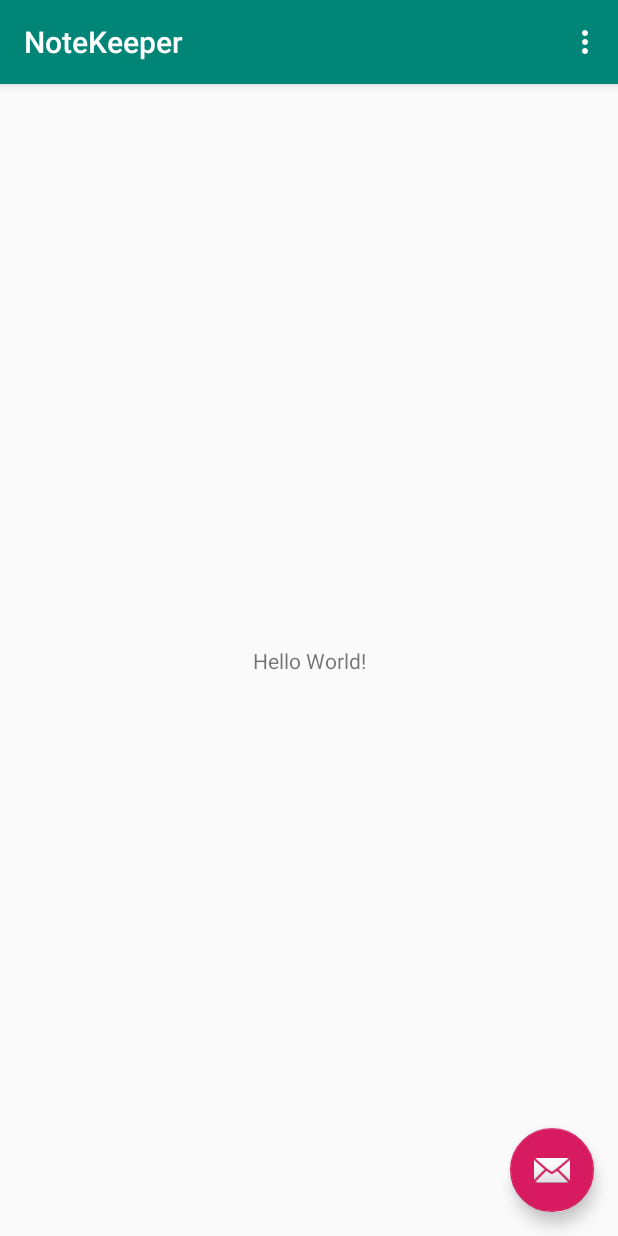
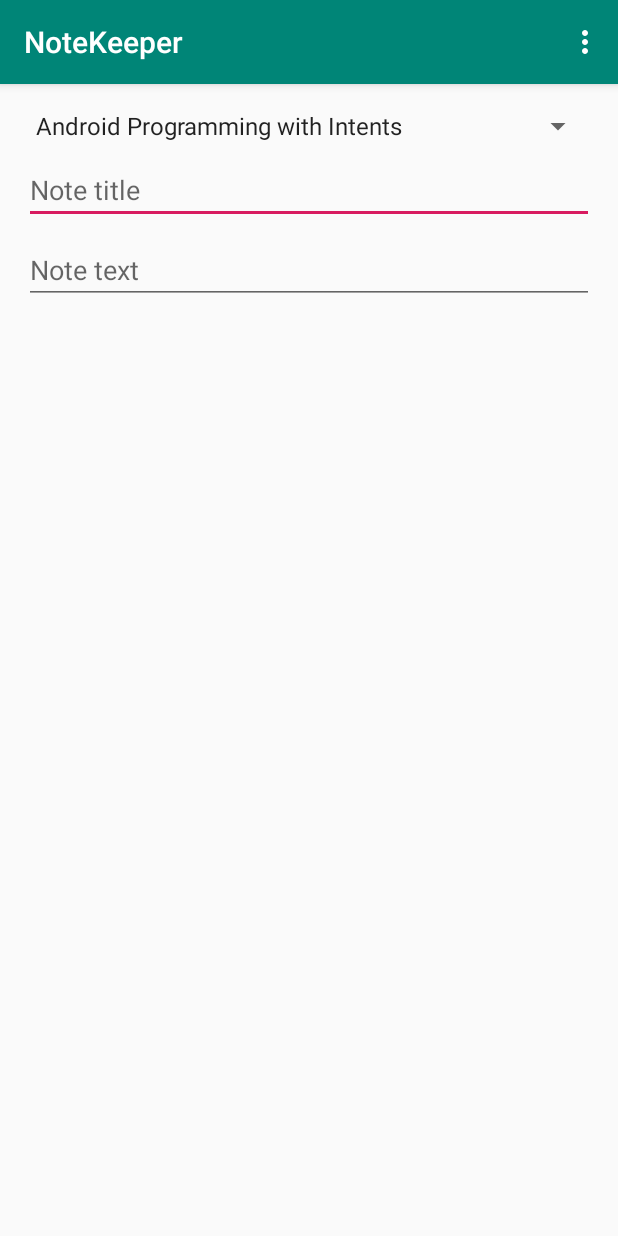
Before and after one commit to SpheleleZondo86/NoteKeeper, an Android app: the screen it shows after launch (MainActivity before the commit, NoteActivity after it), on a phone screen of 412 x 824 dp. Run offline under Robolectric (Android 15) with nearby library versions, the phone set to English and light mode, and no system bars.

Commit message:
Add UI components and code, spinner and text input

```diff
--- a/app/src/main/AndroidManifest.xml
+++ b/app/src/main/AndroidManifest.xml
@@ -10,7 +10,7 @@
         android:supportsRtl="true"
         android:theme="@style/AppTheme">
         <activity
-            android:name=".MainActivity"
+            android:name=".NoteActivity"
             android:label="@string/app_name"
             android:theme="@style/AppTheme.NoActionBar">
             <intent-filter>
--- /dev/null
+++ b/app/src/main/java/com/example/notekeeper/CourseInfo.java
@@ -0,0 +1,79 @@
+package com.example.notekeeper;
+
+import android.database.Cursor;
+import android.os.Parcel;
+import android.os.Parcelable;
+
+import java.util.ArrayList;
+import java.util.List;
+/**
+ * Created by Jim.
+ */
+
+public final class CourseInfo {
+    private final String mCourseId;
+    private final String mTitle;
+    private final List<ModuleInfo> mModules;
+
+    public CourseInfo(String courseId, String title, List<ModuleInfo> modules) {
+        mCourseId = courseId;
+        mTitle = title;
+        mModules = modules;
+    }
+
+    public String getCourseId() {
+        return mCourseId;
+    }
+
+    public String getTitle() {
+        return mTitle;
+    }
+
+    public List<ModuleInfo> getModules() {
+        return mModules;
+    }
+
+    public boolean[] getModulesCompletionStatus() {
+        boolean[] status = new boolean[mModules.size()];
+
+        for(int i=0; i < mModules.size(); i++)
+            status[i] = mModules.get(i).isComplete();
+
+        return status;
+    }
+
+    public void setModulesCompletionStatus(boolean[] status) {
+        for(int i=0; i < mModules.size(); i++)
+            mModules.get(i).setComplete(status[i]);
+    }
+
+    public ModuleInfo getModule(String moduleId) {
+        for(ModuleInfo moduleInfo: mModules) {
+            if(moduleId.equals(moduleInfo.getModuleId()))
+                return moduleInfo;
+        }
+        return null;
+    }
+
+    @Override
+    public String toString() {
+        return mTitle;
+    }
+
+    @Override
+    public boolean equals(Object o) {
+        if (this == o) return true;
+        if (o == null || getClass() != o.getClass()) return false;
+
+        CourseInfo that = (CourseInfo) o;
+
+        return mCourseId.equals(that.mCourseId);
+
+    }
+
+    @Override
+    public int hashCode() {
+        return mCourseId.hashCode();
+    }
+
+}
--- /dev/null
+++ b/app/src/main/java/com/example/notekeeper/DataManager.java
@@ -0,0 +1,198 @@
+package com.example.notekeeper;
+
+import java.util.ArrayList;
+import java.util.List;
+
+/**
+ * Created by Jim.
+ */
+
+public class DataManager {
+    private static DataManager ourInstance = null;
+
+    private List<CourseInfo> mCourses = new ArrayList<>();
+    private List<NoteInfo> mNotes = new ArrayList<>();
+
+    public static DataManager getInstance() {
+        if(ourInstance == null) {
+            ourInstance = new DataManager();
+            ourInstance.initializeCourses();
+            ourInstance.initializeExampleNotes();
+        }
+        return ourInstance;
+    }
+
+    public String getCurrentUserName() {
+        return "Jim Wilson";
+    }
+
+    public String getCurrentUserEmail() {
+        return "jimw@jwhh.com";
+    }
+
+    public List<NoteInfo> getNotes() {
+        return mNotes;
+    }
+
+    public int createNewNote() {
+        NoteInfo note = new NoteInfo(null, null, null);
+        mNotes.add(note);
+        return mNotes.size() - 1;
+    }
+
+    public int findNote(NoteInfo note) {
+        for(int index = 0; index < mNotes.size(); index++) {
+            if(note.equals(mNotes.get(index)))
+                return index;
+        }
+
+        return -1;
+    }
+
+    public void removeNote(int index) {
+        mNotes.remove(index);
+    }
+
+    public List<CourseInfo> getCourses() {
+        return mCourses;
+    }
+
+    public CourseInfo getCourse(String id) {
+        for (CourseInfo course : mCourses) {
+            if (id.equals(course.getCourseId()))
+                return course;
+        }
+        return null;
+    }
+
+    public List<NoteInfo> getNotes(CourseInfo course) {
+        ArrayList<NoteInfo> notes = new ArrayList<>();
+        for(NoteInfo note:mNotes) {
+            if(course.equals(note.getCourse()))
+                notes.add(note);
+        }
+        return notes;
+    }
+
+    public int getNoteCount(CourseInfo course) {
+        int count = 0;
+        for(NoteInfo note:mNotes) {
+            if(course.equals(note.getCourse()))
+                count++;
+        }
+        return count;
+    }
+
+    private DataManager() {
+    }
+
+    //region Initialization code
+
+    private void initializeCourses() {
+        mCourses.add(initializeCourse1());
+        mCourses.add(initializeCourse2());
+        mCourses.add(initializeCourse3());
+        mCourses.add(initializeCourse4());
+    }
+
+    public void initializeExampleNotes() {
+        final DataManager dm = getInstance();
+
+        CourseInfo course = dm.getCourse("android_intents");
+        course.getModule("android_intents_m01").setComplete(true);
+        course.getModule("android_intents_m02").setComplete(true);
+        course.getModule("android_intents_m03").setComplete(true);
+        mNotes.add(new NoteInfo(course, "Dynamic intent resolution",
+                "Wow, intents allow components to be resolved at runtime"));
+        mNotes.add(new NoteInfo(course, "Delegating intents",
+                "PendingIntents are powerful; they delegate much more than just a component invocation"));
+
+        course = dm.getCourse("android_async");
+        course.getModule("android_async_m01").setComplete(true);
+        course.getModule("android_async_m02").setComplete(true);
+        mNotes.add(new NoteInfo(course, "Service default threads",
+                "Did you know that by default an Android Service will tie up the UI thread?"));
+        mNotes.add(new NoteInfo(course, "Long running operations",
+                "Foreground Services can be tied to a notification icon"));
+
+        course = dm.getCourse("java_lang");
+        course.getModule("java_lang_m01").setComplete(true);
+        course.getModule("java_lang_m02").setComplete(true);
+        course.getModule("java_lang_m03").setComplete(true);
+        course.getModule("java_lang_m04").setComplete(true);
+        course.getModule("java_lang_m05").setComplete(true);
+        course.getModule("java_lang_m06").setComplete(true);
+        course.getModule("java_lang_m07").setComplete(true);
+        mNotes.add(new NoteInfo(course, "Parameters",
+                "Leverage variable-length parameter lists"));
+        mNotes.add(new NoteInfo(course, "Anonymous classes",
+                "Anonymous classes simplify implementing one-use types"));
+
+        course = dm.getCourse("java_core");
+        course.getModule("java_core_m01").setComplete(true);
+        course.getModule("java_core_m02").setComplete(true);
+        course.getModule("java_core_m03").setComplete(true);
+        mNotes.add(new NoteInfo(course, "Compiler options",
+                "The -jar option isn't compatible with with the -cp option"));
+        mNotes.add(new NoteInfo(course, "Serialization",
+                "Remember to include SerialVersionUID to assure version compatibility"));
+    }
+
+    private CourseInfo initializeCourse1() {
+        List<ModuleInfo> modules = new ArrayList<>();
+        modules.add(new ModuleInfo("android_intents_m01", "Android Late Binding and Intents"));
+        modules.add(new ModuleInfo("android_intents_m02", "Component activation with intents"));
+        modules.add(new ModuleInfo("android_intents_m03", "Delegation and Callbacks through PendingIntents"));
+        modules.add(new ModuleInfo("android_intents_m04", "IntentFilter data tests"));
+        modules.add(new ModuleInfo("android_intents_m05", "Working with Platform Features Through Intents"));
+
+        return new CourseInfo("android_intents", "Android Programming with Intents", modules);
+    }
+
+    private CourseInfo initializeCourse2() {
+        List<ModuleInfo> modules = new ArrayList<>();
+        modules.add(new ModuleInfo("android_async_m01", "Challenges to a responsive user experience"));
+        modules.add(new ModuleInfo("android_async_m02", "Implementing long-running operations as a service"));
+        modules.add(new ModuleInfo("android_async_m03", "Service lifecycle management"));
+        modules.add(new ModuleInfo("android_async_m04", "Interacting with services"));
+
+        return new CourseInfo("android_async", "Android Async Programming and Services", modules);
+    }
+
+    private CourseInfo initializeCourse3() {
+        List<ModuleInfo> modules = new ArrayList<>();
+        modules.add(new ModuleInfo("java_lang_m01", "Introduction and Setting up Your Environment"));
+        modules.add(new ModuleInfo("java_lang_m02", "Creating a Simple App"));
+        modules.add(new ModuleInfo("java_lang_m03", "Variables, Data Types, and Math Operators"));
+        modules.add(new ModuleInfo("java_lang_m04", "Conditional Logic, Looping, and Arrays"));
+        modules.add(new ModuleInfo("java_lang_m05", "Representing Complex Types with Classes"));
+        modules.add(new ModuleInfo("java_lang_m06", "Class Initializers and Constructors"));
+        modules.add(new ModuleInfo("java_lang_m07", "A Closer Look at Parameters"));
+        modules.add(new ModuleInfo("java_lang_m08", "Class Inheritance"));
+        modules.add(new ModuleInfo("java_lang_m09", "More About Data Types"));
+        modules.add(new ModuleInfo("java_lang_m10", "Exceptions and Error Handling"));
+        modules.add(new ModuleInfo("java_lang_m11", "Working with Packages"));
+        modules.add(new ModuleInfo("java_lang_m12", "Creating Abstract Relationships with Interfaces"));
+        modules.add(new ModuleInfo("java_lang_m13", "Static Members, Nested Types, and Anonymous Classes"));
+
+        return new CourseInfo("java_lang", "Java Fundamentals: The Java Language", modules);
+    }
+
+    private CourseInfo initializeCourse4() {
+        List<ModuleInfo> modules = new ArrayList<>();
+        modules.add(new ModuleInfo("java_core_m01", "Introduction"));
+        modules.add(new ModuleInfo("java_core_m02", "Input and Output with Streams and Files"));
+        modules.add(new ModuleInfo("java_core_m03", "String Formatting and Regular Expressions"));
+        modules.add(new ModuleInfo("java_core_m04", "Working with Collections"));
+        modules.add(new ModuleInfo("java_core_m05", "Controlling App Execution and Environment"));
+        modules.add(new ModuleInfo("java_core_m06", "Capturing Application Activity with the Java Log System"));
+        modules.add(new ModuleInfo("java_core_m07", "Multithreading and Concurrency"));
+        modules.add(new ModuleInfo("java_core_m08", "Runtime Type Information and Reflection"));
+        modules.add(new ModuleInfo("java_core_m09", "Adding Type Metadata with Annotations"));
+        modules.add(new ModuleInfo("java_core_m10", "Persisting Objects with Serialization"));
+
+        return new CourseInfo("java_core", "Java Fundamentals: The Core Platform", modules);
+    }
+    //endregion
+
+}
--- /dev/null
+++ b/app/src/main/java/com/example/notekeeper/ModuleInfo.java
@@ -0,0 +1,61 @@
+package com.example.notekeeper;
+
+import android.os.Parcel;
+import android.os.Parcelable;
+
+/**
+ * Created by Jim.
+ */
+
+public final class ModuleInfo {
+    private final String mModuleId;
+    private final String mTitle;
+    private boolean mIsComplete = false;
+
+    public ModuleInfo(String moduleId, String title) {
+        this(moduleId, title, false);
+    }
+
+    public ModuleInfo(String moduleId, String title, boolean isComplete) {
+        mModuleId = moduleId;
+        mTitle = title;
+        mIsComplete = isComplete;
+    }
+
+    public String getModuleId() {
+        return mModuleId;
+    }
+
+    public String getTitle() {
+        return mTitle;
+    }
+
+    public boolean isComplete() {
+        return mIsComplete;
+    }
+
+    public void setComplete(boolean complete) {
+        mIsComplete = complete;
+    }
+
+    @Override
+    public String toString() {
+        return mTitle;
+    }
+
+    @Override
+    public boolean equals(Object o) {
+        if (this == o) return true;
+        if (o == null || getClass() != o.getClass()) return false;
+
+        ModuleInfo that = (ModuleInfo) o;
+
+        return mModuleId.equals(that.mModuleId);
+    }
+
+    @Override
+    public int hashCode() {
+        return mModuleId.hashCode();
+    }
+
+}
--- a/app/src/main/java/com/example/notekeeper/MainActivity.java
+++ b/app/src/main/java/com/example/notekeeper/NoteActivity.java
@@ -8,8 +8,11 @@ import android.support.v7.widget.Toolbar;
 import android.view.View;
 import android.view.Menu;
 import android.view.MenuItem;
+import android.widget.ArrayAdapter;
+import android.widget.Spinner;
+import java.util.List;
 
-public class MainActivity extends AppCompatActivity {
+public class NoteActivity extends AppCompatActivity {
 
     @Override
     protected void onCreate(Bundle savedInstanceState) {
@@ -17,15 +20,11 @@ public class MainActivity extends AppCompatActivity {
         setContentView(R.layout.activity_main);
         Toolbar toolbar = findViewById(R.id.toolbar);
         setSupportActionBar(toolbar);
-
-        FloatingActionButton fab = findViewById(R.id.fab);
-        fab.setOnClickListener(new View.OnClickListener() {
-            @Override
-            public void onClick(View view) {
-                Snackbar.make(view, "Replace with your own action", Snackbar.LENGTH_LONG)
-                        .setAction("Action", null).show();
-            }
-        });
+        Spinner spinnerCourses = findViewById(R.id.spinner_courses);
+        List<CourseInfo> courses = DataManager.getInstance().getCourses();
+        ArrayAdapter<CourseInfo> adapter = new ArrayAdapter<>(this, android.R.layout.simple_spinner_item, courses);
+        adapter.setDropDownViewResource(android.R.layout.simple_spinner_dropdown_item);
+        spinnerCourses.setAdapter(adapter);
     }
 
     @Override
--- /dev/null
+++ b/app/src/main/java/com/example/notekeeper/NoteInfo.java
@@ -0,0 +1,69 @@
+package com.example.notekeeper;
+
+import android.os.Parcel;
+import android.os.Parcelable;
+
+/**
+ * Created by Jim.
+ */
+
+public final class NoteInfo {
+    private CourseInfo mCourse;
+    private String mTitle;
+    private String mText;
+
+    public NoteInfo(CourseInfo course, String title, String text) {
+        mCourse = course;
+        mTitle = title;
+        mText = text;
+    }
+
+    public CourseInfo getCourse() {
+        return mCourse;
+    }
+
+    public void setCourse(CourseInfo course) {
+        mCourse = course;
+    }
+
+    public String getTitle() {
+        return mTitle;
+    }
+
+    public void setTitle(String title) {
+        mTitle = title;
+    }
+
+    public String getText() {
+        return mText;
+    }
+
+    public void setText(String text) {
+        mText = text;
+    }
+
+    private String getCompareKey() {
+        return mCourse.getCourseId() + "|" + mTitle + "|" + mText;
+    }
+
+    @Override
+    public boolean equals(Object o) {
+        if (this == o) return true;
+        if (o == null || getClass() != o.getClass()) return false;
+
+        NoteInfo that = (NoteInfo) o;
+
+        return getCompareKey().equals(that.getCompareKey());
+    }
+
+    @Override
+    public int hashCode() {
+        return getCompareKey().hashCode();
+    }
+
+    @Override
+    public String toString() {
+        return getCompareKey();
+    }
+
+}
--- a/app/src/main/res/layout/activity_main.xml
+++ b/app/src/main/res/layout/activity_main.xml
@@ -4,7 +4,7 @@
     xmlns:tools="http://schemas.android.com/tools"
     android:layout_width="match_parent"
     android:layout_height="match_parent"
-    tools:context=".MainActivity">
+    tools:context=".NoteActivity">
 
     <android.support.design.widget.AppBarLayout
         android:layout_width="match_parent"
@@ -22,12 +22,4 @@
 
     <include layout="@layout/content_main" />
 
-    <android.support.design.widget.FloatingActionButton
-        android:id="@+id/fab"
-        android:layout_width="wrap_content"
-        android:layout_height="wrap_content"
-        android:layout_gravity="bottom|end"
-        android:layout_margin="@dimen/fab_margin"
-        app:srcCompat="@android:drawable/ic_dialog_email" />
-
 </android.support.design.widget.CoordinatorLayout>
--- a/app/src/main/res/layout/content_main.xml
+++ b/app/src/main/res/layout/content_main.xml
@@ -5,16 +5,50 @@
     android:layout_width="match_parent"
     android:layout_height="match_parent"
     app:layout_behavior="@string/appbar_scrolling_view_behavior"
-    tools:context=".MainActivity"
+    tools:context=".NoteActivity"
     tools:showIn="@layout/activity_main">
 
-    <TextView
-        android:layout_width="wrap_content"
+    <Spinner
+        android:id="@+id/spinner_courses"
+        android:layout_width="0dp"
         android:layout_height="wrap_content"
-        android:text="Hello World!"
-        app:layout_constraintBottom_toBottomOf="parent"
-        app:layout_constraintLeft_toLeftOf="parent"
-        app:layout_constraintRight_toRightOf="parent"
+        android:layout_marginStart="16dp"
+        android:layout_marginLeft="16dp"
+        android:layout_marginTop="16dp"
+        android:layout_marginEnd="16dp"
+        android:layout_marginRight="16dp"
+        app:layout_constraintEnd_toEndOf="parent"
+        app:layout_constraintStart_toStartOf="parent"
         app:layout_constraintTop_toTopOf="parent" />
 
+    <EditText
+        android:id="@+id/text_note_title"
+        android:layout_width="0dp"
+        android:layout_height="wrap_content"
+        android:layout_marginTop="8dp"
+        android:autofillHints=""
+        android:ems="10"
+        android:gravity="start|top"
+        android:hint="@string/note_title"
+        android:inputType="textMultiLine"
+        app:layout_constraintEnd_toEndOf="@+id/spinner_courses"
+        app:layout_constraintHorizontal_bias="0.0"
+        app:layout_constraintStart_toStartOf="@+id/spinner_courses"
+        app:layout_constraintTop_toBottomOf="@+id/spinner_courses"
+        tools:targetApi="o" />
+
+    <EditText
+        android:id="@+id/text_note_text"
+        android:layout_width="0dp"
+        android:layout_height="wrap_content"
+        android:layout_marginTop="8dp"
+        android:autofillHints=""
+        android:ems="10"
+        android:gravity="start|top"
+        android:hint="@string/note_text"
+        android:inputType="textMultiLine"
+        app:layout_constraintEnd_toEndOf="@+id/text_note_title"
+        app:layout_constraintStart_toStartOf="@+id/text_note_title"
+        app:layout_constraintTop_toBottomOf="@+id/text_note_title"
+        tools:targetApi="o" />
 </android.support.constraint.ConstraintLayout>
--- a/app/src/main/res/menu/menu_main.xml
+++ b/app/src/main/res/menu/menu_main.xml
@@ -1,7 +1,7 @@
 <menu xmlns:android="http://schemas.android.com/apk/res/android"
     xmlns:app="http://schemas.android.com/apk/res-auto"
     xmlns:tools="http://schemas.android.com/tools"
-    tools:context="com.example.notekeeper.MainActivity">
+    tools:context="com.example.notekeeper.NoteActivity">
     <item
         android:id="@+id/action_settings"
         android:orderInCategory="100"
--- a/app/src/main/res/values/strings.xml
+++ b/app/src/main/res/values/strings.xml
@@ -1,4 +1,6 @@
 <resources>
     <string name="app_name">NoteKeeper</string>
     <string name="action_settings">Settings</string>
+    <string name="note_title">Note title</string>
+    <string name="note_text">Note text</string>
 </resources>
```
